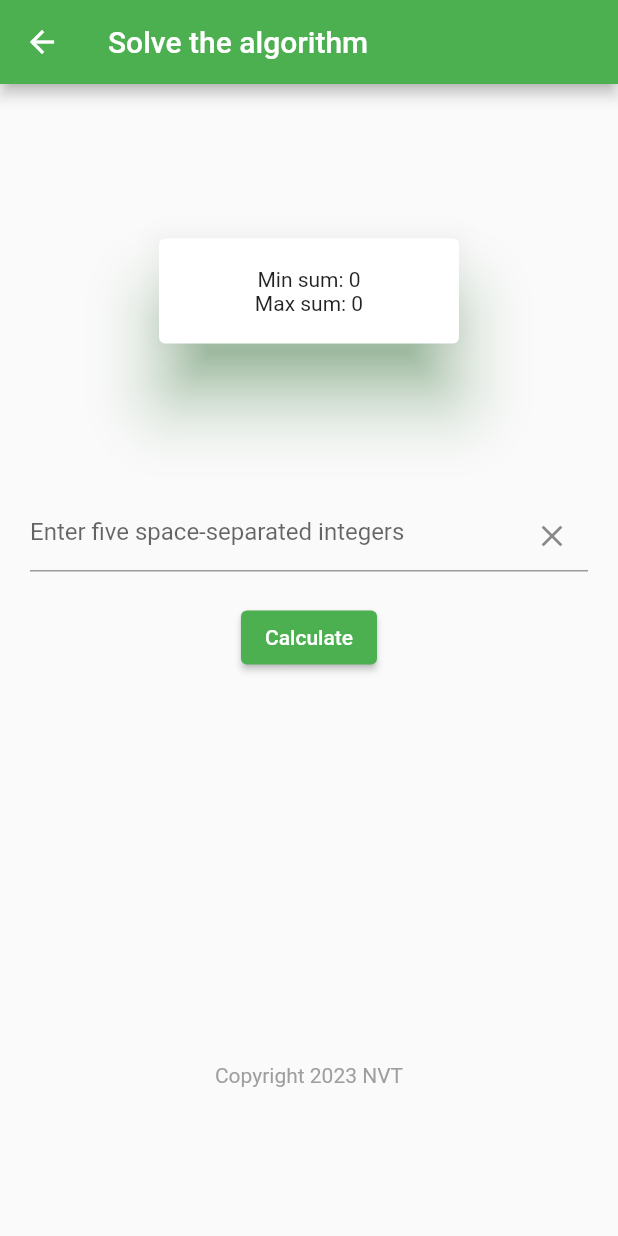
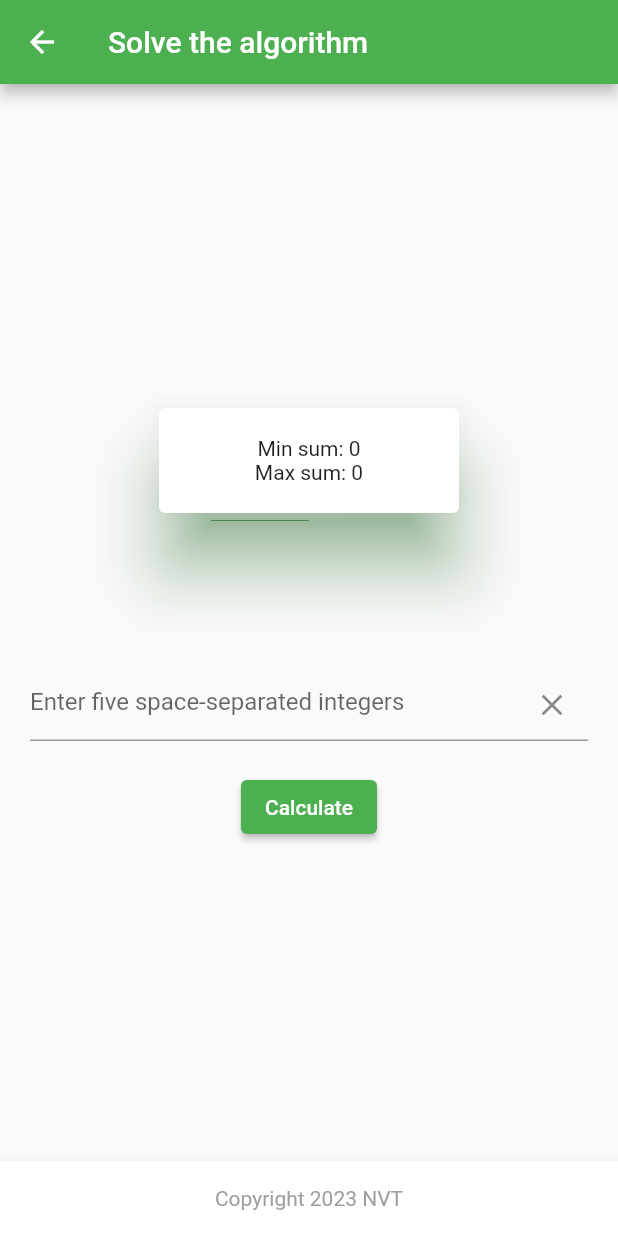
Before and after one commit to iLouis88/fun_app, a Flutter app: the AlgorithmScreen screen opened directly, on a phone screen of 412 x 824 dp. Run offline on Flutter 3.47's test engine with Material 2 defaults, Android fonts, the light colour scheme and no system bars; our stand-ins replace cloud_firestore, firebase_core; accounts and stored records are empty.

Commit message:
update UI & README

```diff
--- a/lib/feature/algorithm/algorithm_screen.dart
+++ b/lib/feature/algorithm/algorithm_screen.dart
@@ -95,21 +95,28 @@ class _AlgorithmScreenState extends State<AlgorithmScreen> {
                 },
                 child: const Text('Calculate'),
               ),
-              Padding(
-                padding: const EdgeInsets.only(top: 260),
-                child: Container(
-                    alignment: Alignment.bottomCenter,
-                    child: const Text(
-                      "Copyright 2023 NVT",
-                      style: TextStyle(
-                        color: Colors.grey,
-                      ),
-                    )),
-              )
             ],
           ),
         ),
       ),
+      bottomNavigationBar: BottomAppBar(
+        child: SizedBox(
+            height: 50,
+            child: Center(
+              child: Column(
+                mainAxisAlignment: MainAxisAlignment.center,
+                children: const [
+                  Text(
+                    'Copyright 2023 NVT',
+                    style: TextStyle(
+                      color: Colors.grey,
+                    ),
+                    textAlign: TextAlign.center,
+                  ),
+                ],
+              ),
+            )),
+      ),
     );
   }
 }
```
Also changed, not shown: assets/algorithm.png (deleted), assets/algorithm_img.png (added), assets/joke_app.png (deleted), assets/mobile_joke.png (added), assets/mobile_joke_img(2).png (added), 1 other file.
